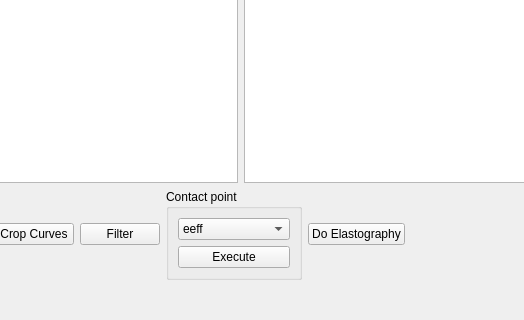
Old version of the form Chiaro.ui in the repository CellMechLab/nanoindentation; both pictures show x 223 to 747 and y 425 to 745 of the 1334 by 745 pixel window.
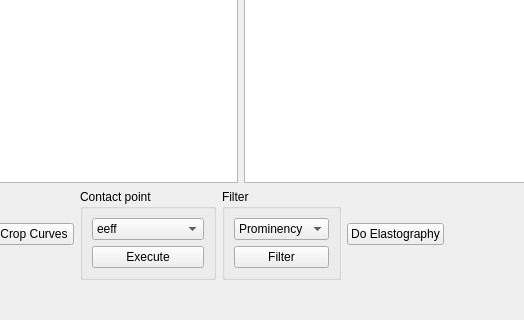
New version of the form. The open tabs and pages were chosen to show the change. Icons and pictures are not drawn. Custom widgets are drawn as their Qt base class.

```diff
--- a/Chiaro.ui
+++ b/Chiaro.ui
@@ -528,16 +528,6 @@
               </property>
              </widget>
             </item>
-            <item>
-             <widget class="QPushButton" name="b2_doFilter">
-              <property name="text">
-               <string>Filter</string>
-              </property>
-              <property name="shortcut">
-               <string>Ctrl+F</string>
-              </property>
-             </widget>
-            </item>
            </layout>
           </item>
           <item>
@@ -586,6 +576,39 @@
             </layout>
            </widget>
           </item>
+          <item>
+           <widget class="QGroupBox" name="groupBox_3">
+            <property name="title">
+             <string>Filter</string>
+            </property>
+            <layout class="QVBoxLayout" name="verticalLayout_4">
+             <item>
+              <widget class="QComboBox" name="comboFilter">
+               <item>
+                <property name="text">
+                 <string>Prominency</string>
+                </property>
+               </item>
+               <item>
+                <property name="text">
+                 <string>Savitzky</string>
+                </property>
+               </item>
+              </widget>
+             </item>
+             <item>
+              <widget class="QPushButton" name="b2_doFilter">
+               <property name="text">
+                <string>Filter</string>
+               </property>
+               <property name="shortcut">
+                <string>Ctrl+F</string>
+               </property>
+              </widget>
+             </item>
+            </layout>
+           </widget>
+          </item>
           <item>
            <widget class="QPushButton" name="b2_DoElasto">
             <property name="text">
```
Left out of the diff: 2 changed lines with no effect on the pictures.
